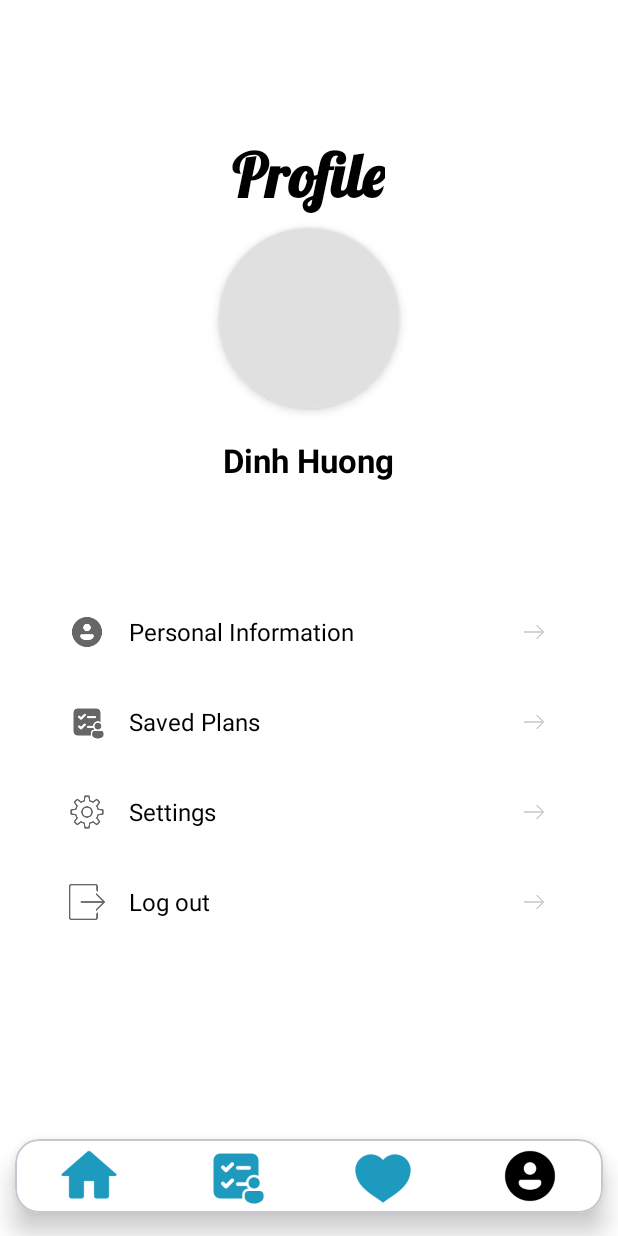
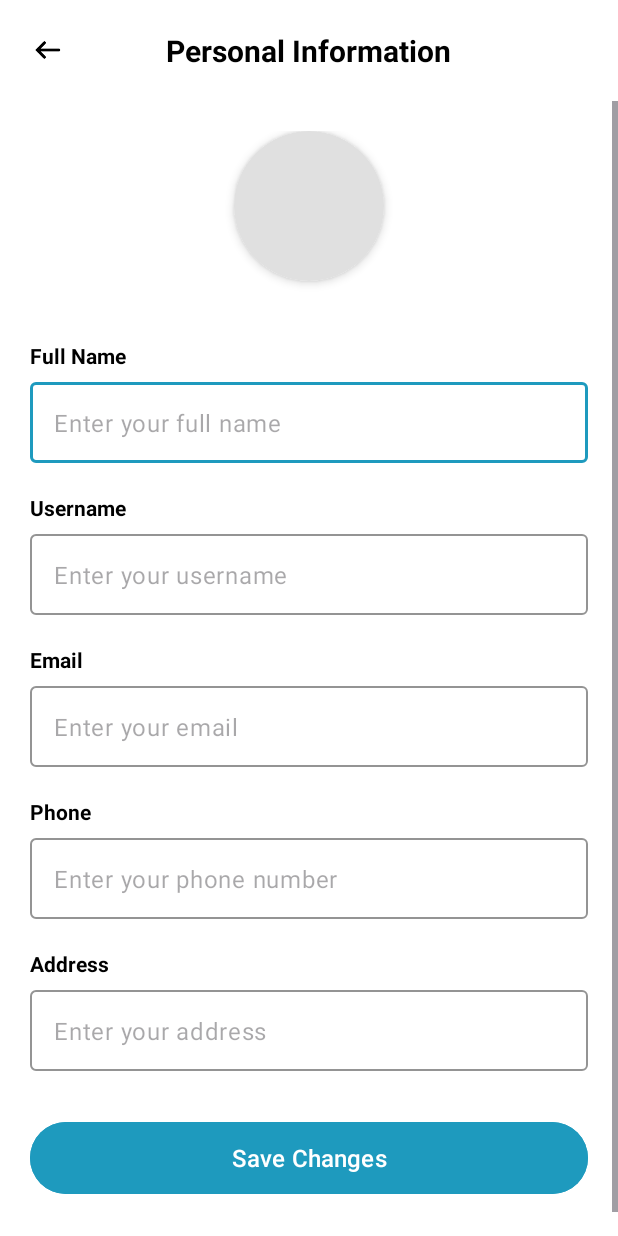
Before and after one commit to huy5aa/Triplyy, an Android app: the ProfileActivity screen opened directly, with no data from a screen before it, after a tap on "Personal Information", on a phone screen of 412 x 824 dp. Run offline under Robolectric (Android 15) with nearby library versions, the phone set to English and light mode, and no system bars.

Commit message:
Update personal information page

```diff
--- a/TriplyFE/app/src/main/AndroidManifest.xml
+++ b/TriplyFE/app/src/main/AndroidManifest.xml
@@ -21,6 +21,9 @@
         <activity
             android:name=".FavoriteActivity"
             android:exported="true" />
+        <activity
+            android:name=".PersonalInformationActivity"
+            android:exported="false" />
         <activity
             android:name=".SavedPlansActivity"
             android:exported="true" />
--- /dev/null
+++ b/TriplyFE/app/src/main/java/com/example/triply/PersonalInformationActivity.java
@@ -0,0 +1,135 @@
+package com.example.triply;
+
+import android.app.ProgressDialog;
+import android.os.Bundle;
+import android.widget.ImageView;
+import android.widget.Toast;
+
+import androidx.appcompat.app.AppCompatActivity;
+
+import com.example.triply.data.remote.model.AuthResponse;
+import com.example.triply.data.repository.UserRepository;
+import com.example.triply.util.TokenManager;
+import com.google.android.material.button.MaterialButton;
+import com.google.android.material.textfield.TextInputEditText;
+
+public class PersonalInformationActivity extends AppCompatActivity {
+
+    private TextInputEditText etFullName, etUsername, etEmail, etPhone, etAddress;
+    private MaterialButton btnSave;
+    private ImageView btnBack;
+    private TokenManager tokenManager;
+    private UserRepository userRepository;
+    private ProgressDialog progressDialog;
+
+    @Override
+    protected void onCreate(Bundle savedInstanceState) {
+        super.onCreate(savedInstanceState);
+        setContentView(R.layout.activity_personal_information);
+
+        tokenManager = new TokenManager(this);
+        userRepository = new UserRepository(this);
+
+        initViews();
+        loadUserData();
+        setupListeners();
+    }
+
+    private void initViews() {
+        etFullName = findViewById(R.id.et_full_name);
+        etUsername = findViewById(R.id.et_username);
+        etEmail = findViewById(R.id.et_email);
+        etPhone = findViewById(R.id.et_phone);
+        etAddress = findViewById(R.id.et_address);
+        btnSave = findViewById(R.id.btn_save);
+        btnBack = findViewById(R.id.btn_back);
+
+        progressDialog = new ProgressDialog(this);
+        progressDialog.setMessage("Saving...");
+        progressDialog.setCancelable(false);
+    }
+
+    private void loadUserData() {
+        String fullName = tokenManager.getFullName();
+        String userName = tokenManager.getUserName();
+        String email = tokenManager.getUserEmail();
+        String phone = tokenManager.getPhone();
+        String address = tokenManager.getAddress();
+
+        if (fullName != null) {
+            etFullName.setText(fullName);
+        }
+        if (userName != null) {
+            etUsername.setText(userName);
+        }
+        if (email != null) {
+            etEmail.setText(email);
+        }
+        if (phone != null) {
+            etPhone.setText(phone);
+        }
+        if (address != null) {
+            etAddress.setText(address);
+        }
+    }
+
+    private void setupListeners() {
+        btnBack.setOnClickListener(v -> finish());
+
+        btnSave.setOnClickListener(v -> saveUserData());
+    }
+
+    private void saveUserData() {
+        String fullName = etFullName.getText().toString().trim();
+        String userName = etUsername.getText().toString().trim();
+        String email = etEmail.getText().toString().trim();
+        String phone = etPhone.getText().toString().trim();
+        String address = etAddress.getText().toString().trim();
+
+        // Validate
+        if (fullName.isEmpty()) {
+            etFullName.setError("Full name is required");
+            etFullName.requestFocus();
+            return;
+        }
+
+        if (email.isEmpty()) {
+            etEmail.setError("Email is required");
+            etEmail.requestFocus();
+            return;
+        }
+
+        if (!android.util.Patterns.EMAIL_ADDRESS.matcher(email).matches()) {
+            etEmail.setError("Invalid email format");
+            etEmail.requestFocus();
+            return;
+        }
+
+        // Show progress
+        progressDialog.show();
+
+        // Call API to update profile
+        userRepository.updateProfile(fullName, email, phone, address, new UserRepository.UpdateProfileCallback() {
+            @Override
+            public void onSuccess(AuthResponse response) {
+                progressDialog.dismiss();
+
+                // Also update local storage
+                tokenManager.updateFullName(fullName);
+                tokenManager.updateUserName(userName);
+                tokenManager.updateEmail(email);
+                tokenManager.savePhone(phone);
+                tokenManager.saveAddress(address);
+
+                Toast.makeText(PersonalInformationActivity.this, "Profile updated successfully", Toast.LENGTH_SHORT).show();
+                finish();
+            }
+
+            @Override
+            public void onError(String message) {
+                progressDialog.dismiss();
+                Toast.makeText(PersonalInformationActivity.this, "Error: " + message, Toast.LENGTH_SHORT).show();
+            }
+        });
+    }
+}
--- a/TriplyFE/app/src/main/java/com/example/triply/ProfileActivity.java
+++ b/TriplyFE/app/src/main/java/com/example/triply/ProfileActivity.java
@@ -9,16 +9,40 @@ import android.widget.Toast;
 import androidx.appcompat.app.AppCompatActivity;
 
 import com.example.triply.util.TokenManager;
+import com.google.android.material.textview.MaterialTextView;
 
 public class ProfileActivity extends AppCompatActivity {
+
+    private TokenManager tokenManager;
+    private MaterialTextView profileName;
 
     @Override
     protected void onCreate(Bundle savedInstanceState) {
         super.onCreate(savedInstanceState);
         setContentView(R.layout.activity_profile);
 
+        tokenManager = new TokenManager(this);
+        profileName = findViewById(R.id.profile_name);
+
+        loadUserInfo();
         setupMenuClicks();
         setupBottomNavigation();
+    }
+
+    private void loadUserInfo() {
+        String fullName = tokenManager.getFullName();
+        String userName = tokenManager.getUserName();
+        String email = tokenManager.getUserEmail();
+
+        if (fullName != null && !fullName.isEmpty()) {
+            profileName.setText(fullName);
+        } else if (userName != null && !userName.isEmpty()) {
+            profileName.setText(userName);
+        } else if (email != null && !email.isEmpty()) {
+            profileName.setText(email);
+        } else {
+            profileName.setText("Guest");
+        }
     }
 
     private void setupMenuClicks() {
@@ -28,7 +52,8 @@ public class ProfileActivity extends AppCompatActivity {
         LinearLayout menuLogout = findViewById(R.id.menu_logout);
 
         menuPersonalInfo.setOnClickListener(v -> {
-            Toast.makeText(this, "Personal Information clicked", Toast.LENGTH_SHORT).show();
+            Intent intent = new Intent(ProfileActivity.this, PersonalInformationActivity.class);
+            startActivity(intent);
         });
 
         menuSavedPlans.setOnClickListener(v -> {
--- a/TriplyFE/app/src/main/java/com/example/triply/data/remote/ApiService.java
+++ b/TriplyFE/app/src/main/java/com/example/triply/data/remote/ApiService.java
@@ -4,6 +4,7 @@ import com.example.triply.data.remote.model.AuthResponse;
 import com.example.triply.data.remote.model.LoginRequest;
 import com.example.triply.data.remote.model.RegisterRequest;
 import com.example.triply.data.remote.model.SocialLoginRequest;
+import com.example.triply.data.remote.model.UpdateUserRequest;
 import com.example.triply.data.remote.model.CreatePlanRequest;
 import com.example.triply.data.remote.model.PlanResponse;
 import com.example.triply.data.remote.model.SaveTripRequest;
@@ -33,6 +34,9 @@ public interface ApiService {
     @GET("/api/v1/auth/me")
     Call<AuthResponse> me(@Header("Authorization") String bearerToken);
 
+    @POST("/api/v1/auth/update-profile")
+    Call<AuthResponse> updateProfile(@Header("Authorization") String bearerToken, @Body UpdateUserRequest request);
+
     // Trip planning
     @POST("/api/v1/trip/plan")
     Call<PlanResponse> planTrip(@Body CreatePlanRequest request);
--- /dev/null
+++ b/TriplyFE/app/src/main/java/com/example/triply/data/repository/UserRepository.java
@@ -0,0 +1,62 @@
+package com.example.triply.data.repository;
+
+import android.content.Context;
+
+import com.example.triply.data.remote.ApiService;
+import com.example.triply.data.remote.RetrofitClient;
+import com.example.triply.data.remote.model.AuthResponse;
+import com.example.triply.data.remote.model.UpdateUserRequest;
+import com.example.triply.util.TokenManager;
+
+import retrofit2.Call;
+import retrofit2.Callback;
+import retrofit2.Response;
+
+public class UserRepository {
+    private final ApiService apiService;
+    private final TokenManager tokenManager;
+
+    public interface UpdateProfileCallback {
+        void onSuccess(AuthResponse response);
+        void onError(String message);
+    }
+
+    public UserRepository(Context context) {
+        this.apiService = RetrofitClient.api();
+        this.tokenManager = new TokenManager(context.getApplicationContext());
+    }
+
+    public void updateProfile(String fullName, String email, String phone, String address, UpdateProfileCallback callback) {
+        String bearerToken = getBearerToken();
+        if (bearerToken == null) {
+            callback.onError("Not authenticated");
+            return;
+        }
+
+        UpdateUserRequest request = new UpdateUserRequest(fullName, email, phone, address);
+        apiService.updateProfile(bearerToken, request).enqueue(new Callback<AuthResponse>() {
+            @Override
+            public void onResponse(Call<AuthResponse> call, Response<AuthResponse> response) {
+                if (response.isSuccessful() && response.body() != null) {
+                    AuthResponse authResponse = response.body();
+                    // Update local storage with new info
+                    tokenManager.saveUserInfo(authResponse.getFullName(), authResponse.getUserName(),
+                            authResponse.getEmail(), authResponse.getPhone(), authResponse.getAddress());
+                    callback.onSuccess(authResponse);
+                } else {
+                    callback.onError("Update failed: " + response.code());
+                }
+            }
+
+            @Override
+            public void onFailure(Call<AuthResponse> call, Throwable t) {
+                callback.onError(t.getMessage() != null ? t.getMessage() : "Network error");
+            }
+        });
+    }
+
+    private String getBearerToken() {
+        String token = tokenManager.getAccessToken();
+        return token == null ? null : "Bearer " + token;
+    }
+}
--- /dev/null
+++ b/TriplyFE/app/src/main/res/layout/activity_personal_information.xml
@@ -0,0 +1,240 @@
+<?xml version="1.0" encoding="utf-8"?>
+<LinearLayout xmlns:android="http://schemas.android.com/apk/res/android"
+    xmlns:app="http://schemas.android.com/apk/res-auto"
+    android:layout_width="match_parent"
+    android:layout_height="match_parent"
+    android:orientation="vertical"
+    android:background="@color/white">
+
+    <!-- Header -->
+    <RelativeLayout
+        android:layout_width="match_parent"
+        android:layout_height="wrap_content"
+        android:padding="20dp"
+        android:paddingTop="40dp">
+
+        <ImageView
+            android:id="@+id/btn_back"
+            android:layout_width="24dp"
+            android:layout_height="24dp"
+            android:layout_centerVertical="true"
+            android:src="@drawable/icon_left"
+            android:clickable="true"
+            android:focusable="true"
+            android:background="?attr/selectableItemBackgroundBorderless"
+            app:tint="@color/black" />
+
+        <com.google.android.material.textview.MaterialTextView
+            android:layout_width="wrap_content"
+            android:layout_height="wrap_content"
+            android:layout_centerInParent="true"
+            android:text="Personal Information"
+            android:textColor="@color/black"
+            android:textSize="20sp"
+            android:textStyle="bold" />
+
+    </RelativeLayout>
+
+    <!-- Scrollable Content -->
+    <ScrollView
+        android:layout_width="match_parent"
+        android:layout_height="0dp"
+        android:layout_weight="1"
+        android:fillViewport="true">
+
+        <LinearLayout
+            android:layout_width="match_parent"
+            android:layout_height="wrap_content"
+            android:orientation="vertical"
+            android:padding="20dp">
+
+            <!-- Profile Picture Section -->
+            <LinearLayout
+                android:layout_width="match_parent"
+                android:layout_height="wrap_content"
+                android:orientation="vertical"
+                android:gravity="center_horizontal"
+                android:layout_marginBottom="30dp">
+
+                <androidx.cardview.widget.CardView
+                    android:layout_width="100dp"
+                    android:layout_height="100dp"
+                    android:layout_marginBottom="10dp"
+                    app:cardCornerRadius="50dp"
+                    app:cardElevation="4dp">
+
+                    <ImageView
+                        android:id="@+id/profile_image"
+                        android:layout_width="match_parent"
+                        android:layout_height="match_parent"
+                        android:background="#E0E0E0"
+                        android:scaleType="centerCrop" />
+
+                </androidx.cardview.widget.CardView>
+
+            </LinearLayout>
+
+            <!-- Full Name -->
+            <com.google.android.material.textview.MaterialTextView
+                android:layout_width="wrap_content"
+                android:layout_height="wrap_content"
+                android:text="Full Name"
+                android:textColor="@color/black"
+                android:textSize="14sp"
+                android:layout_marginBottom="8dp"
+                android:textStyle="bold" />
+
+            <com.google.android.material.textfield.TextInputLayout
+                android:layout_width="match_parent"
+                android:layout_height="wrap_content"
+                android:layout_marginBottom="20dp"
+                app:boxStrokeColor="@color/primary"
+                app:hintEnabled="false">
+
+                <com.google.android.material.textfield.TextInputEditText
+                    android:id="@+id/et_full_name"
+                    android:layout_width="match_parent"
+                    android:layout_height="wrap_content"
+                    android:hint="Enter your full name"
+                    android:inputType="textPersonName"
+                    android:padding="16dp"
+                    android:textColor="@color/black"
+                    android:textSize="16sp" />
+
+            </com.google.android.material.textfield.TextInputLayout>
+
+            <!-- Username -->
+            <com.google.android.material.textview.MaterialTextView
+                android:layout_width="wrap_content"
+                android:layout_height="wrap_content"
+                android:text="Username"
+                android:textColor="@color/black"
+                android:textSize="14sp"
+                android:layout_marginBottom="8dp"
+                android:textStyle="bold" />
+
+            <com.google.android.material.textfield.TextInputLayout
+                android:layout_width="match_parent"
+                android:layout_height="wrap_content"
+                android:layout_marginBottom="20dp"
+                app:boxStrokeColor="@color/primary"
+                app:hintEnabled="false">
+
+                <com.google.android.material.textfield.TextInputEditText
+                    android:id="@+id/et_username"
+                    android:layout_width="match_parent"
+                    android:layout_height="wrap_content"
+                    android:hint="Enter your username"
+                    android:inputType="text"
+                    android:padding="16dp"
+                    android:textColor="@color/black"
+                    android:textSize="16sp" />
+
+            </com.google.android.material.textfield.TextInputLayout>
+
+            <!-- Email -->
+            <com.google.android.material.textview.MaterialTextView
+                android:layout_width="wrap_content"
+                android:layout_height="wrap_content"
+                android:text="Email"
+                android:textColor="@color/black"
+                android:textSize="14sp"
+                android:layout_marginBottom="8dp"
+                android:textStyle="bold" />
+
+            <com.google.android.material.textfield.TextInputLayout
+                android:layout_width="match_parent"
+                android:layout_height="wrap_content"
+                android:layout_marginBottom="20dp"
+                app:boxStrokeColor="@color/primary"
+                app:hintEnabled="false">
+
+                <com.google.android.material.textfield.TextInputEditText
+                    android:id="@+id/et_email"
+                    android:layout_width="match_parent"
+                    android:layout_height="wrap_content"
+                    android:hint="Enter your email"
+                    android:inputType="textEmailAddress"
+                    android:padding="16dp"
+                    android:textColor="@color/black"
+                    android:textSize="16sp" />
+
+            </com.google.android.material.textfield.TextInputLayout>
+
+            <!-- Phone -->
+            <com.google.android.material.textview.MaterialTextView
+                android:layout_width="wrap_content"
+                android:layout_height="wrap_content"
+                android:text="Phone"
+                android:textColor="@color/black"
+                android:textSize="14sp"
+                android:layout_marginBottom="8dp"
+                android:textStyle="bold" />
+
+            <com.google.android.material.textfield.TextInputLayout
+                android:layout_width="match_parent"
+                android:layout_height="wrap_content"
+                android:layout_marginBottom="20dp"
+                app:boxStrokeColor="@color/primary"
+                app:hintEnabled="false">
+
+                <com.google.android.material.textfield.TextInputEditText
+                    android:id="@+id/et_phone"
+                    android:layout_width="match_parent"
+                    android:layout_height="wrap_content"
+                    android:hint="Enter your phone number"
+                    android:inputType="phone"
+                    android:padding="16dp"
+                    android:textColor="@color/black"
+                    android:textSize="16sp" />
+
+            </com.google.android.material.textfield.TextInputLayout>
+
+            <!-- Address -->
+            <com.google.android.material.textview.MaterialTextView
+                android:layout_width="wrap_content"
+                android:layout_height="wrap_content"
+                android:text="Address"
+                android:textColor="@color/black"
+                android:textSize="14sp"
+                android:layout_marginBottom="8dp"
+                android:textStyle="bold" />
+
+            <com.google.android.material.textfield.TextInputLayout
+                android:layout_width="match_parent"
+                android:layout_height="wrap_content"
+                android:layout_marginBottom="30dp"
+                app:boxStrokeColor="@color/primary"
+                app:hintEnabled="false">
+
+                <com.google.android.material.textfield.TextInputEditText
+                    android:id="@+id/et_address"
+                    android:layout_width="match_parent"
+                    android:layout_height="wrap_content"
+                    android:hint="Enter your address"
+                    android:inputType="textPostalAddress"
+                    android:padding="16dp"
+                    android:textColor="@color/black"
+                    android:textSize="16sp"
+                    android:minLines="2"
+                    android:gravity="top" />
+
+            </com.google.android.material.textfield.TextInputLayout>
+
+            <!-- Save Button -->
+            <com.google.android.material.button.MaterialButton
+                android:id="@+id/btn_save"
+                android:layout_width="match_parent"
+                android:layout_height="56dp"
+                android:text="Save Changes"
+                android:textSize="16sp"
+                android:textColor="@color/white"
+                android:backgroundTint="@color/primary"
+                app:cornerRadius="28dp"
+                android:layout_marginBottom="20dp" />
+
+        </LinearLayout>
+
+    </ScrollView>
+
+</LinearLayout>
--- a/TriplyFE/app/src/main/res/layout/activity_profile.xml
+++ b/TriplyFE/app/src/main/res/layout/activity_profile.xml
@@ -62,7 +62,7 @@
             android:layout_width="wrap_content"
             android:layout_height="wrap_content"
             android:layout_marginBottom="50dp"
-            android:text="Dinh Huong"
+            android:text=""
             android:textColor="@color/black"
             android:textSize="22sp"
             android:textStyle="bold" />
--- a/TriplyFE/app/src/main/res/values/colors.xml
+++ b/TriplyFE/app/src/main/res/values/colors.xml
@@ -3,6 +3,7 @@
     <color name="black">#FF000000</color>
     <color name="white">#FFFFFFFF</color>
     <color name="blue">#1E9ABE</color>
+    <color name="primary">#1E9ABE</color>
     <color name="gray">#9E9E9E</color>
     <color name="green">#4CAF50</color>
 </resources>
```
Also changed, not shown: TriplyFE/app/src/main/java/com/example/triply/data/remote/model/AuthResponse.java (+16 -0 lines), TriplyFE/app/src/main/java/com/example/triply/data/remote/model/UpdateUserRequest.java (added, +47 -0 lines), TriplyFE/app/src/main/java/com/example/triply/data/repository/AuthRepository.java (+6 -3 lines), TriplyFE/app/src/main/java/com/example/triply/util/TokenManager.java (+50 -1 lines).
